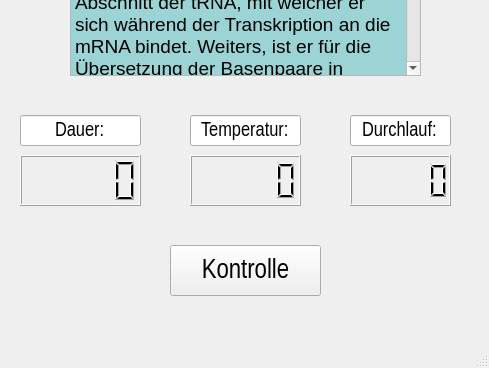
Before: the Qt Designer form dipl_Phasenablauf/AblaufWindowASens_v1.ui in diplomarbeit-PCR/Diplomarbeit_PCR, drawn with Qt 5; both pictures show x 0 to 489 and y 365 to 733 of the 489 by 733 pixel window.
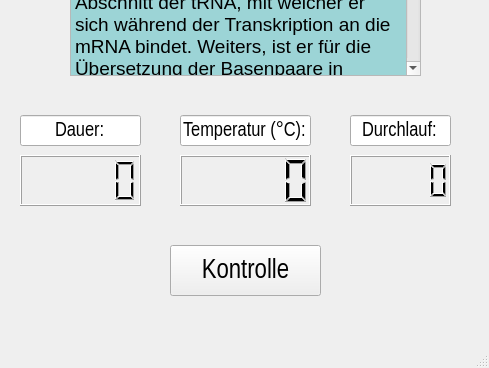
After: the same form once the commit is applied.

Commit message: neue windows

Diff of the .ui file:
```diff
--- a/dipl_Phasenablauf/AblaufWindowASens_v1.ui
+++ b/dipl_Phasenablauf/AblaufWindowASens_v1.ui
@@ -154,9 +154,9 @@
    <widget class="QLCDNumber" name="temp_sensA">
     <property name="geometry">
      <rect>
-      <x>190</x>
+      <x>180</x>
       <y>520</y>
-      <width>111</width>
+      <width>131</width>
       <height>51</height>
      </rect>
     </property>
@@ -164,9 +164,9 @@
    <widget class="QLineEdit" name="Temp_line">
     <property name="geometry">
      <rect>
-      <x>190</x>
+      <x>180</x>
       <y>480</y>
-      <width>111</width>
+      <width>131</width>
       <height>31</height>
      </rect>
     </property>
@@ -177,7 +177,7 @@
      </font>
     </property>
     <property name="text">
-     <string>Temperatur:</string>
+     <string>Temperatur (°C):</string>
     </property>
     <property name="alignment">
      <set>Qt::AlignCenter</set>
```
Left out of the diff: 2 changed lines with no effect on the pictures. The commit also changes 4 other files.
